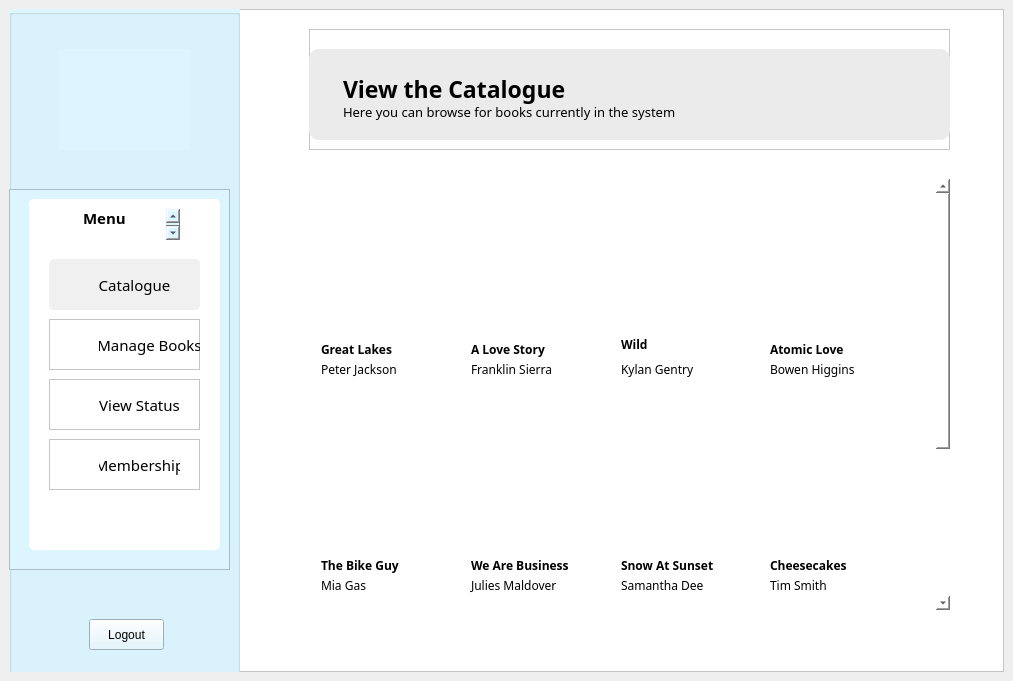
The window that LIS/admincatalogue.ui (TenacioussD/library_information_system) describes before a commit, drawn with Qt 5.
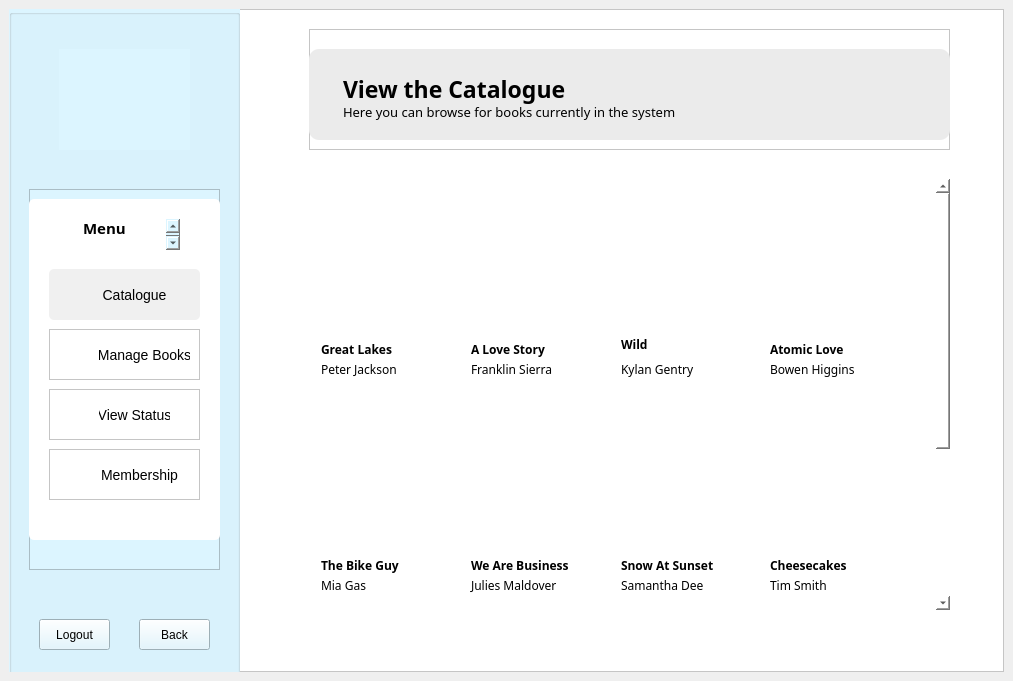
The same window after the commit. Icons and pictures are not drawn.

```diff
--- a/LIS/admincatalogue.ui
+++ b/LIS/admincatalogue.ui
@@ -63,9 +63,9 @@
        <widget class="QFrame" name="menu">
         <property name="geometry">
          <rect>
-          <x>0</x>
+          <x>20</x>
           <y>180</y>
-          <width>221</width>
+          <width>191</width>
           <height>381</height>
          </rect>
         </property>
@@ -78,10 +78,10 @@
         <widget class="QListWidget" name="listWidget_2">
          <property name="geometry">
           <rect>
-           <x>20</x>
+           <x>0</x>
            <y>10</y>
            <width>191</width>
-           <height>351</height>
+           <height>341</height>
           </rect>
          </property>
          <property name="styleSheet">
@@ -95,8 +95,8 @@
         <widget class="QPlainTextEdit" name="plainTextEdit_6">
          <property name="geometry">
           <rect>
-           <x>70</x>
-           <y>20</y>
+           <x>50</x>
+           <y>30</y>
            <width>101</width>
            <height>31</height>
           </rect>
@@ -124,8 +124,8 @@
         <widget class="QFrame" name="catalogue_1">
          <property name="geometry">
           <rect>
-           <x>40</x>
-           <y>70</y>
+           <x>20</x>
+           <y>80</y>
            <width>151</width>
            <height>51</height>
           </rect>
@@ -169,9 +169,8 @@
            </rect>
           </property>
           <property name="styleSheet">
-           <string notr="true">font-family: Baloo 2;
-background: transparent;
-font-size: 15px;
+           <string notr="true">background: transparent;
+font-size: 14px;
 border: none;</string>
           </property>
           <property name="text">
@@ -185,8 +184,8 @@
         <widget class="QFrame" name="manageBooks_1">
          <property name="geometry">
           <rect>
-           <x>40</x>
-           <y>130</y>
+           <x>20</x>
+           <y>140</y>
            <width>151</width>
            <height>51</height>
           </rect>
@@ -224,15 +223,14 @@
            <rect>
             <x>50</x>
             <y>10</y>
-            <width>101</width>
+            <width>91</width>
             <height>31</height>
            </rect>
           </property>
           <property name="styleSheet">
            <string notr="true">QPushButton {
-font-family: Baloo 2;
 background: transparent;
-font-size: 15px;
+font-size: 14px;
 border: none;
 }
 
@@ -248,8 +246,8 @@
         <widget class="QFrame" name="status_1">
          <property name="geometry">
           <rect>
-           <x>40</x>
-           <y>190</y>
+           <x>20</x>
+           <y>200</y>
            <width>151</width>
            <height>51</height>
           </rect>
@@ -287,15 +285,14 @@
            <rect>
             <x>50</x>
             <y>10</y>
-            <width>81</width>
+            <width>71</width>
             <height>31</height>
            </rect>
           </property>
           <property name="styleSheet">
            <string notr="true">QPushButton {
-font-family: Baloo 2;
 background: transparent;
-font-size: 15px;
+font-size: 14px;
 border: none;
 }
 
@@ -311,8 +308,8 @@
         <widget class="QFrame" name="membership_1">
          <property name="geometry">
           <rect>
-           <x>40</x>
-           <y>250</y>
+           <x>20</x>
+           <y>260</y>
            <width>151</width>
            <height>51</height>
           </rect>
@@ -356,9 +353,8 @@
           </property>
           <property name="styleSheet">
            <string notr="true">QPushButton {
-font-family: Baloo 2;
 background: transparent;
-font-size: 15px;
+font-size: 14px;
 border: none;
 }
 
@@ -375,19 +371,47 @@
        <widget class="QPushButton" name="pushButton">
         <property name="geometry">
          <rect>
-          <x>80</x>
+          <x>30</x>
           <y>610</y>
-          <width>75</width>
+          <width>71</width>
           <height>31</height>
          </rect>
         </property>
         <property name="styleSheet">
-         <string notr="true"/>
+         <string notr="true">QPushButton:hover {
+	color: rgb(106, 146, 255);
+}</string>
         </property>
         <property name="text">
          <string>Logout</string>
         </property>
        </widget>
+       <widget class="QPushButton" name="back">
+        <property name="geometry">
+         <rect>
+          <x>130</x>
+          <y>610</y>
+          <width>71</width>
+          <height>31</height>
+         </rect>
+        </property>
+        <property name="styleSheet">
+         <string notr="true">/*QPushButton {
+background: white;
+}*/
+
+QPushButton:hover {
+	color: rgb(106, 146, 255);
+}</string>
+        </property>
+        <property name="text">
+         <string>Back</string>
+        </property>
+        <property name="icon">
+         <iconset theme="go-previous">
+          <normaloff>.</normaloff>.</iconset>
+        </property>
+       </widget>
       </widget>
       <widget class="QFrame" name="heading">
        <property name="geometry">
```
Left out of the diff: 2 changed lines with no effect on the pictures.
